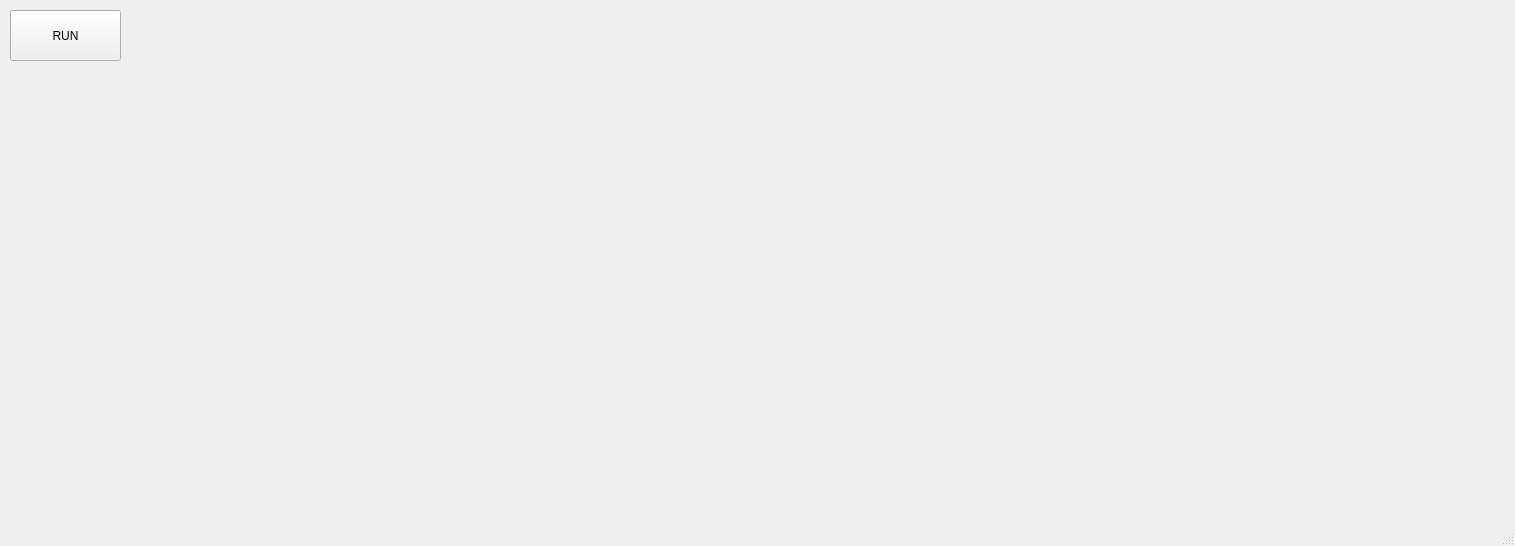
First picture: the form in mainwindow.ui, repository SamVadidar/CCOR_NORMAL, before the edit.
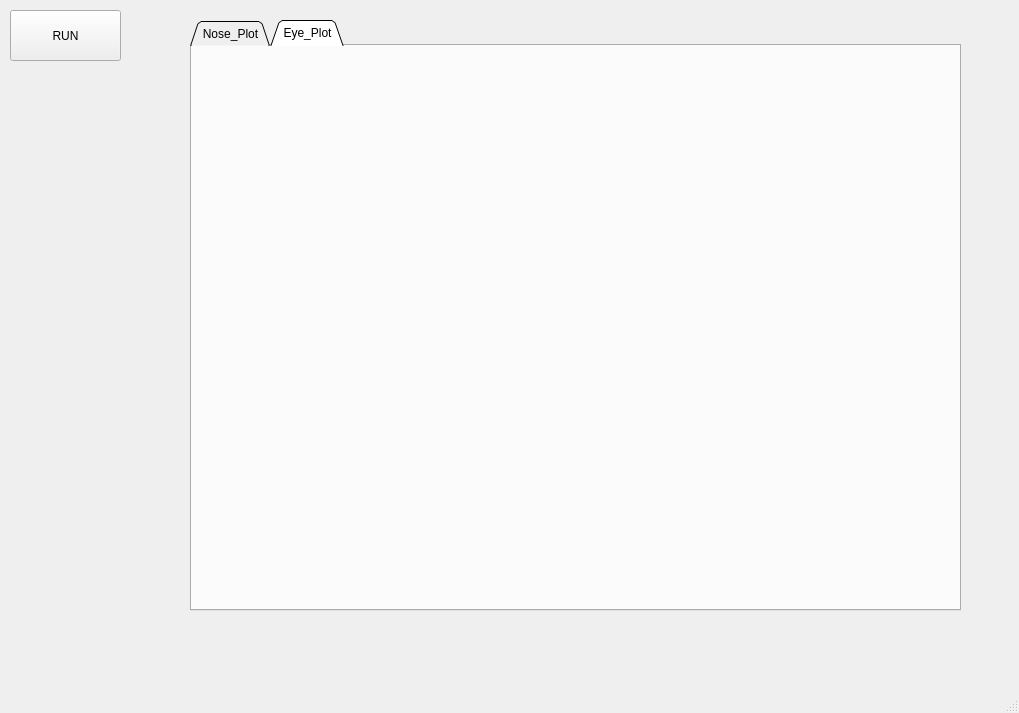
Second picture: the form after the edit. The open tabs and pages were chosen to show the change.

```diff
--- a/mainwindow.ui
+++ b/mainwindow.ui
@@ -6,8 +6,8 @@
    <rect>
     <x>0</x>
     <y>0</y>
-    <width>1515</width>
-    <height>546</height>
+    <width>1019</width>
+    <height>713</height>
    </rect>
   </property>
   <property name="windowTitle">
@@ -27,24 +27,36 @@
      <string>RUN</string>
     </property>
    </widget>
-   <widget class="QLabel" name="optic_window">
+   <widget class="QTabWidget" name="tabWidget">
     <property name="geometry">
      <rect>
-      <x>130</x>
-      <y>10</y>
-      <width>640</width>
-      <height>480</height>
+      <x>190</x>
+      <y>20</y>
+      <width>771</width>
+      <height>591</height>
      </rect>
     </property>
-    <property name="text">
-     <string/>
+    <property name="tabShape">
+     <enum>QTabWidget::Triangular</enum>
     </property>
-   </widget>
+    <property name="currentIndex">
+     <number>0</number>
+    </property>
+    <property name="iconSize">
+     <size>
+      <width>32</width>
+      <height>32</height>
+     </size>
+    </property>
+    <widget class="QWidget" name="Nose_Plot">
+     <attribute name="title">
+      <string>Nose_Plot</string>
+     </attribute>
    <widget class="QLabel" name="IR_window">
     <property name="geometry">
      <rect>
-      <x>840</x>
-      <y>10</y>
+        <x>50</x>
+        <y>50</y>
       <width>640</width>
       <height>480</height>
      </rect>
@@ -52,6 +64,26 @@
     <property name="text">
      <string/>
     </property>
+     </widget>
+    </widget>
+    <widget class="QWidget" name="Eye_Plot">
+     <attribute name="title">
+      <string>Eye_Plot</string>
+     </attribute>
+     <widget class="QLabel" name="optic_window">
+      <property name="geometry">
+       <rect>
+        <x>50</x>
+        <y>30</y>
+        <width>640</width>
+        <height>480</height>
+       </rect>
+      </property>
+      <property name="text">
+       <string/>
+      </property>
+     </widget>
+    </widget>
    </widget>
   </widget>
   <widget class="QMenuBar" name="menubar">
```
Left out of the diff: 2 changed lines with no effect on the pictures. Lines whose indentation alone changed are shown as unchanged.
